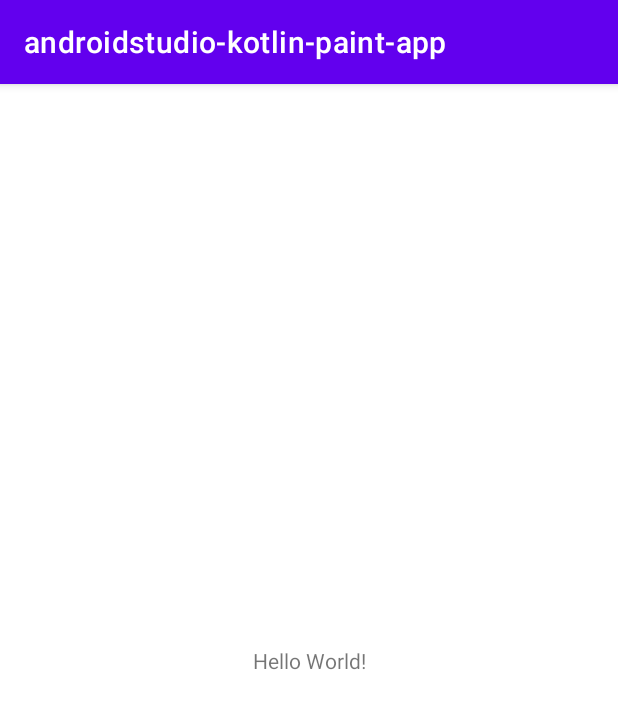
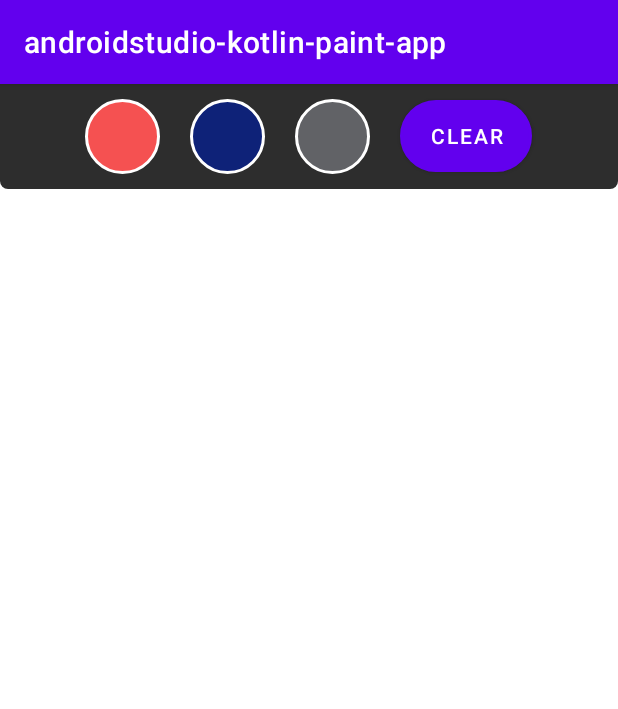
Before and after one commit to ElmeriVincent/androidstudio-kotlin-paint-app, an Android app: the screen it shows after launch (MainActivity), on a phone screen of 412 x 824 dp. Shown: the top 709 px of the screen. Run offline under Robolectric (Android 15) with nearby library versions, the phone set to English and light mode, and no system bars.

Commit message:
paintBar with default buttons

```diff
--- /dev/null
+++ b/app/src/main/res/drawable/blue.xml
@@ -0,0 +1,7 @@
+<?xml version="1.0" encoding="utf-8"?>
+<shape xmlns:android="http://schemas.android.com/apk/res/android">
+    <corners android:radius="50dp"/>
+    <stroke android:color="@color/white"
+        android:width="2dp"/>
+    <solid android:color="@color/blue"/>
+</shape>
--- /dev/null
+++ b/app/src/main/res/drawable/clear.xml
@@ -0,0 +1,7 @@
+<?xml version="1.0" encoding="utf-8"?>
+<shape xmlns:android="http://schemas.android.com/apk/res/android">
+    <corners android:radius="50dp"/>
+    <stroke android:color="@color/white"
+        android:width="2dp"/>
+    <solid android:color="@color/red"/>
+</shape>
--- /dev/null
+++ b/app/src/main/res/drawable/gray.xml
@@ -0,0 +1,7 @@
+<?xml version="1.0" encoding="utf-8"?>
+<shape xmlns:android="http://schemas.android.com/apk/res/android">
+    <corners android:radius="50dp"/>
+    <stroke android:color="@color/white"
+        android:width="2dp"/>
+    <solid android:color="@color/gray"/>
+</shape>
--- /dev/null
+++ b/app/src/main/res/drawable/red.xml
@@ -0,0 +1,7 @@
+<?xml version="1.0" encoding="utf-8"?>
+<shape xmlns:android="http://schemas.android.com/apk/res/android">
+    <corners android:radius="50dp"/>
+    <stroke android:color="@color/white"
+        android:width="2dp"/>
+    <solid android:color="@color/red"/>
+</shape>
--- /dev/null
+++ b/app/src/main/res/drawable/toolbar_background.xml
@@ -0,0 +1,5 @@
+<?xml version="1.0" encoding="utf-8"?>
+<shape xmlns:android="http://schemas.android.com/apk/res/android">
+    <corners android:bottomLeftRadius="5dp" android:bottomRightRadius="5dp"/>
+    <solid android:color="@color/colorSelectorBg"/>
+</shape>
--- a/app/src/main/res/layout/activity_main.xml
+++ b/app/src/main/res/layout/activity_main.xml
@@ -1,18 +1,51 @@
 <?xml version="1.0" encoding="utf-8"?>
-<androidx.constraintlayout.widget.ConstraintLayout xmlns:android="http://schemas.android.com/apk/res/android"
-    xmlns:app="http://schemas.android.com/apk/res-auto"
+<RelativeLayout xmlns:android="http://schemas.android.com/apk/res/android"
     xmlns:tools="http://schemas.android.com/tools"
     android:layout_width="match_parent"
     android:layout_height="match_parent"
     tools:context=".MainActivity">
 
-    <TextView
-        android:layout_width="wrap_content"
+    <LinearLayout
+        android:id="@+id/paintBar"
+        android:layout_width="match_parent"
         android:layout_height="wrap_content"
-        android:text="Hello World!"
-        app:layout_constraintBottom_toBottomOf="parent"
-        app:layout_constraintEnd_toEndOf="parent"
-        app:layout_constraintStart_toStartOf="parent"
-        app:layout_constraintTop_toTopOf="parent" />
+        android:background="@drawable/toolbar_background"
+        android:gravity="center"
+        android:orientation="horizontal">
 
-</androidx.constraintlayout.widget.ConstraintLayout>
+        <ImageButton
+            android:id="@+id/colorRed"
+            android:layout_width="50dp"
+            android:layout_height="50dp"
+            android:layout_margin="10dp"
+            android:background="@drawable/red"
+            android:contentDescription="red-default"/>
+
+        <ImageButton
+            android:id="@+id/colorBlue"
+            android:layout_width="50dp"
+            android:layout_height="50dp"
+            android:layout_margin="10dp"
+            android:background="@drawable/blue"
+            android:contentDescription="blue-default"/>
+
+        <ImageButton
+            android:id="@+id/colorGray"
+            android:layout_width="50dp"
+            android:layout_height="50dp"
+            android:layout_margin="10dp"
+            android:background="@drawable/gray"
+            android:contentDescription="gray-default"/>
+
+        <Button
+            android:id="@+id/clear"
+            android:layout_width="wrap_content"
+            android:layout_height="wrap_content"
+            android:layout_margin="10dp"
+            android:text="clear"
+            android:background="@drawable/clear"
+            android:contentDescription="clear-default"/>
+
+    </LinearLayout>
+
+</RelativeLayout>
--- a/app/src/main/res/values/colors.xml
+++ b/app/src/main/res/values/colors.xml
@@ -7,4 +7,8 @@
     <color name="teal_700">#FF018786</color>
     <color name="black">#FF000000</color>
     <color name="white">#FFFFFFFF</color>
+    <color name="red">#f55151</color>
+    <color name="blue">#0e2278</color>
+    <color name="gray">#616266</color>
+    <color name="colorSelectorBg">#2d2d2d</color>
 </resources>
```
